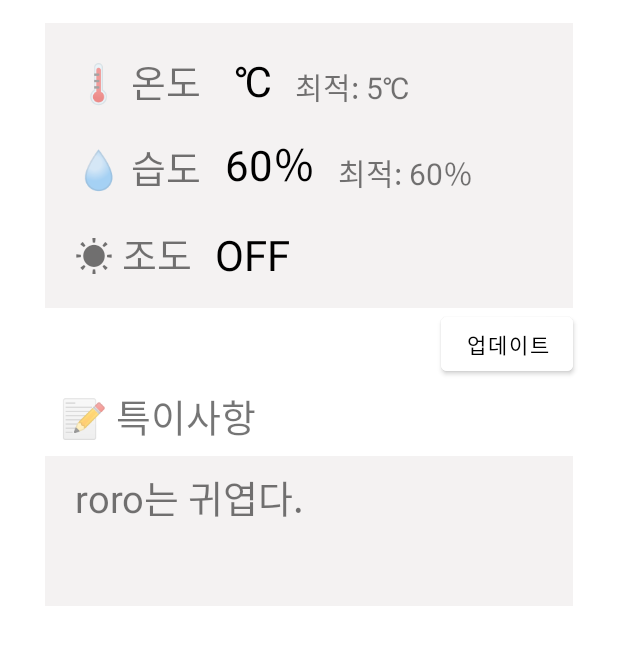
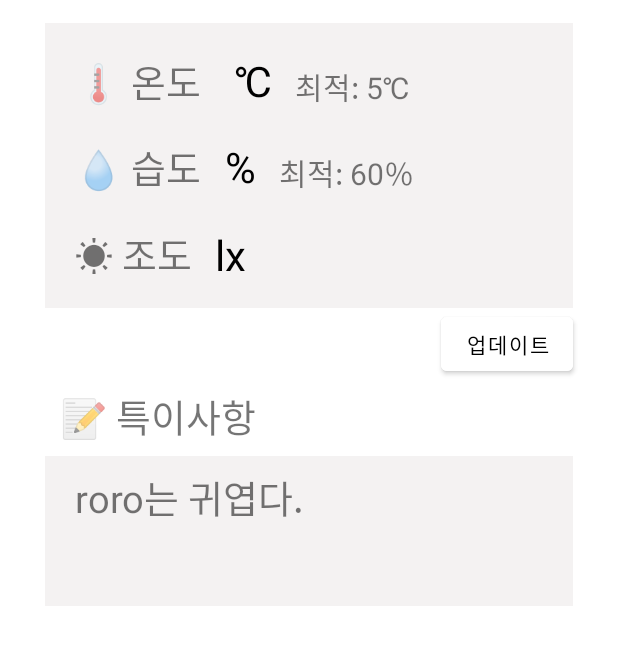
Before and after one commit to seo-00/Cage-Android, an Android app: the RoRoActivity screen opened directly, with no data from a screen before it, after a tap on "업데이트", on a phone screen of 412 x 824 dp, the part 451-1116 px from its top. Run offline under Robolectric (Android 15) with nearby library versions, the phone set to English and light mode, and no system bars; our stand-ins replace Volley; network calls fail.

Commit message:
HumBright_Update

```diff
--- a/app/src/main/java/com/example/smart_cage_android/RoRoActivity.java
+++ b/app/src/main/java/com/example/smart_cage_android/RoRoActivity.java
@@ -33,6 +33,8 @@ import okhttp3.Response;
 public class RoRoActivity extends AppCompatActivity {
 
     String data;
+    String data_hum;
+    String data_bright;
     XmlPullParser xpp;
 
     ActivityRoRoBinding viewBinding;
@@ -65,11 +67,25 @@ public class RoRoActivity extends AppCompatActivity {
                 new Thread(new Runnable() {
                     @Override
                     public void run() {
-                        data = getJsonTempData();
-                        runOnUiThread(new Runnable() {
-                            @Override
-                            public void run() { viewBinding.resultTemp.setText(data); }
-                        });
+                        while (true) {
+                            data = getJsonTempData();
+                            data_hum = getJsonHumData();
+                            data_bright = getJsonBrightData();
+
+                            runOnUiThread(new Runnable() {
+                                @Override
+                                public void run() {
+                                    viewBinding.resultTemp.setText(data);
+                                    viewBinding.resultHum.setText(data_hum);
+                                    viewBinding.resultLig.setText(data_bright);
+                                }
+                            });
+                            try {
+                                Thread.sleep(5000);
+                            } catch (InterruptedException e) {
+                                e.printStackTrace();
+                            }
+                        }
                     }
                 }).start();
             }
@@ -79,15 +95,16 @@ public class RoRoActivity extends AppCompatActivity {
 
     String getJsonTempData() {
 
-        String response="";
+        String response = "";
         String con = "";
 
-        String queryUrl= "http://182.221.64.162:7579/Mobius/dashboard_test_1/group1-test/ae1-test/temperature/4-20221125114215929";
+        String queryUrl = "http://182.221.64.162:7579/Mobius/test-ae-1/temperature/la";
+
         StrictMode.ThreadPolicy policy = new StrictMode.ThreadPolicy.Builder().permitAll().build();
         StrictMode.setThreadPolicy(policy);
 
-        try{
-            URL url= new URL(queryUrl);
+        try {
+            URL url = new URL(queryUrl);
             HttpURLConnection connection = (HttpURLConnection) url.openConnection();
 
             connection.setRequestMethod("GET");
@@ -101,7 +118,7 @@ public class RoRoActivity extends AppCompatActivity {
             StringBuffer stringBuffer = new StringBuffer();
             String inputLine;
 
-            while ((inputLine = bufferedReader.readLine()) != null)  {
+            while ((inputLine = bufferedReader.readLine()) != null) {
                 stringBuffer.append(inputLine);
             }
             bufferedReader.close();
@@ -113,10 +130,99 @@ public class RoRoActivity extends AppCompatActivity {
             JSONObject jsonObject = new JSONObject(response).getJSONObject("m2m:cin");
             con = jsonObject.optString("con");
 
-        }catch(Exception e){
+        } catch (Exception e) {
             e.printStackTrace();
         }
         return con + " ℃";
     }
 
+
+    String getJsonHumData() {
+
+        String response_hum = "";
+        String con_hum = "";
+
+        String queryUrl_hum = "http://182.221.64.162:7579/Mobius/test-ae-1/humidity/la";
+
+        StrictMode.ThreadPolicy policy = new StrictMode.ThreadPolicy.Builder().permitAll().build();
+        StrictMode.setThreadPolicy(policy);
+
+        try {
+            // humidity
+            URL url_hum = new URL(queryUrl_hum);
+            HttpURLConnection connection_hum = (HttpURLConnection) url_hum.openConnection();
+
+            connection_hum.setRequestMethod("GET");
+            connection_hum.setRequestProperty("Accept", "application/json");
+            connection_hum.setRequestProperty("X-M2M-RI", "dashboard_testing");
+            connection_hum.setRequestProperty("X-M2M-Origin", "dashboard_testing");
+
+            int responseCode_hum = connection_hum.getResponseCode();
+
+            BufferedReader bufferedReader_hum = new BufferedReader(new InputStreamReader(connection_hum.getInputStream()));
+            StringBuffer stringBuffer_hum = new StringBuffer();
+            String inputLine_hum;
+
+            while ((inputLine_hum = bufferedReader_hum.readLine()) != null) {
+                stringBuffer_hum.append(inputLine_hum);
+            }
+            bufferedReader_hum.close();
+
+            response_hum = stringBuffer_hum.toString();
+
+            System.out.println(response_hum);
+
+            JSONObject jsonObject_hum = new JSONObject(response_hum).getJSONObject("m2m:cin");
+            con_hum = jsonObject_hum.optString("con");
+
+
+        } catch (Exception e) {
+            e.printStackTrace();
+        }
+        return con_hum + "%";
+    }
+
+    String getJsonBrightData(){
+        String response_bright = "";
+        String con_bright = "";
+
+        String queryUrl_bright = "http://182.221.64.162:7579/Mobius/test-ae-1/brightness/la";
+
+        StrictMode.ThreadPolicy policy = new StrictMode.ThreadPolicy.Builder().permitAll().build();
+        StrictMode.setThreadPolicy(policy);
+
+        try {
+            // brightness
+            URL url_bright = new URL(queryUrl_bright);
+            HttpURLConnection connection_bright = (HttpURLConnection) url_bright.openConnection();
+
+            connection_bright.setRequestMethod("GET");
+            connection_bright.setRequestProperty("Accept", "application/json");
+            connection_bright.setRequestProperty("X-M2M-RI", "dashboard_testing");
+            connection_bright.setRequestProperty("X-M2M-Origin", "dashboard_testing");
+
+
+            int responseCode_bright = connection_bright.getResponseCode();
+
+            BufferedReader bufferedReader_bright = new BufferedReader(new InputStreamReader(connection_bright.getInputStream()));
+            StringBuffer stringBuffer_bright = new StringBuffer();
+            String inputLine_bright;
+
+            while ((inputLine_bright = bufferedReader_bright.readLine()) != null) {
+                stringBuffer_bright.append(inputLine_bright);
+            }
+            bufferedReader_bright.close();
+
+            response_bright = stringBuffer_bright.toString();
+
+            System.out.println(response_bright);
+
+            JSONObject jsonObject_bright = new JSONObject(response_bright).getJSONObject("m2m:cin");
+            con_bright = jsonObject_bright.optString("con");
+
+        } catch (Exception e) {
+            e.printStackTrace();
+        }
+        return con_bright + "lx";
+    }
 }
```
